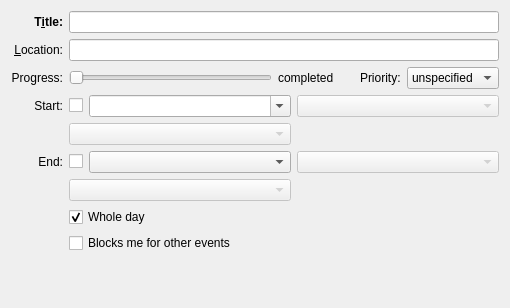
Qt form incidenceeditor-ng/eventortodomobile.ui (chusopr/kdepim-ktimetracker-akonadi) before a commit.
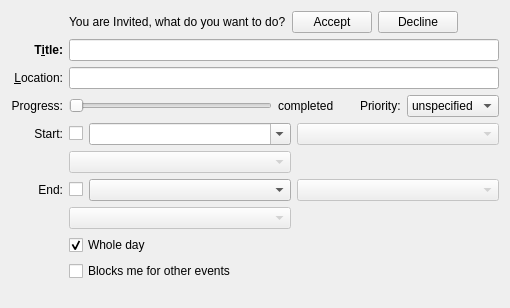
The same form after that commit. Custom widgets are drawn as their Qt base class.

Commit message:
Make Invitation Bar available in mobile UI
The accept/decline functionality seems to be broken in master
right now though, have to cross-check with other developers...

The edit to the form file:
```diff
--- a/incidenceeditor-ng/eventortodomobile.ui
+++ b/incidenceeditor-ng/eventortodomobile.ui
@@ -11,7 +11,56 @@
    </rect>
   </property>
   <layout class="QGridLayout" name="gridLayout">
-   <item row="0" column="0">
+   <item row="0" column="1" colspan="3">
+    <widget class="QWidget" name="mInvitationBar" native="true">
+     <layout class="QHBoxLayout" name="horizontalLayout_10">
+      <property name="margin">
+       <number>0</number>
+      </property>
+      <item>
+       <widget class="QLabel" name="label_7">
+        <property name="text">
+         <string comment="@info">You are Invited, what do you want to do?</string>
+        </property>
+       </widget>
+      </item>
+      <item>
+       <widget class="QPushButton" name="mAcceptInvitationButton">
+        <property name="toolTip">
+         <string comment="@info:tooltip">Accept the invitation</string>
+        </property>
+        <property name="whatsThis">
+         <string comment="@info:whatsthis">Click this button to accept the invitation.</string>
+        </property>
+        <property name="text">
+         <string comment="@action:button Accept an invitation">Accept</string>
+        </property>
+       </widget>
+      </item>
+      <item>
+       <widget class="QPushButton" name="mDeclineInvitationButton">
+        <property name="text">
+         <string comment="@action:button decline an invitation">Decline</string>
+        </property>
+       </widget>
+      </item>
+      <item>
+       <spacer name="horizontalSpacer_13">
+        <property name="orientation">
+         <enum>Qt::Horizontal</enum>
+        </property>
+        <property name="sizeHint" stdset="0">
+         <size>
+          <width>40</width>
+          <height>20</height>
+         </size>
+        </property>
+       </spacer>
+      </item>
+     </layout>
+    </widget>
+   </item>
+   <item row="1" column="0">
     <widget class="QLabel" name="label_3">
      <property name="sizePolicy">
       <sizepolicy hsizetype="Minimum" vsizetype="Preferred">
@@ -42,7 +91,7 @@
      </property>
     </widget>
    </item>
-   <item row="0" column="1" colspan="3">
+   <item row="1" column="1" colspan="3">
     <widget class="KLineEdit" name="mSummaryEdit">
      <property name="sizePolicy">
       <sizepolicy hsizetype="MinimumExpanding" vsizetype="Fixed">
@@ -64,7 +113,7 @@
      </property>
     </widget>
    </item>
-   <item row="1" column="0">
+   <item row="2" column="0">
     <widget class="QLabel" name="label_4">
      <property name="sizePolicy">
       <sizepolicy hsizetype="Minimum" vsizetype="Preferred">
@@ -83,7 +132,7 @@
      </property>
     </widget>
    </item>
-   <item row="1" column="1" colspan="3">
+   <item row="2" column="1" colspan="3">
     <widget class="KLineEdit" name="mLocationEdit">
      <property name="sizePolicy">
       <sizepolicy hsizetype="MinimumExpanding" vsizetype="Fixed">
@@ -105,7 +154,7 @@
      </property>
     </widget>
    </item>
-   <item row="3" column="0">
+   <item row="4" column="0">
     <widget class="QLabel" name="mStartLabel">
      <property name="sizePolicy">
       <sizepolicy hsizetype="Minimum" vsizetype="Preferred">
@@ -121,7 +170,7 @@
      </property>
     </widget>
    </item>
-   <item row="3" column="1">
+   <item row="4" column="1">
     <widget class="QCheckBox" name="mStartCheck">
      <property name="whatsThis">
       <string comment="@info:whatsthis">Sets the start date for this to-do</string>
@@ -131,7 +180,7 @@
      </property>
     </widget>
    </item>
-   <item row="4" column="1" colspan="2">
+   <item row="5" column="1" colspan="2">
     <widget class="IncidenceEditorNG::KTimeZoneComboBox" name="mTimeZoneComboStart">
      <property name="enabled">
       <bool>false</bool>
@@ -147,7 +196,7 @@
      </property>
     </widget>
    </item>
-   <item row="5" column="0">
+   <item row="6" column="0">
     <widget class="QLabel" name="mEndLabel">
      <property name="sizePolicy">
       <sizepolicy hsizetype="Minimum" vsizetype="Preferred">
@@ -163,7 +212,7 @@
      </property>
     </widget>
    </item>
-   <item row="5" column="1">
+   <item row="6" column="1">
     <widget class="QCheckBox" name="mEndCheck">
      <property name="whatsThis">
       <string comment="@info:whatsthis">Sets the due date for this to-do.</string>
@@ -173,7 +222,7 @@
      </property>
     </widget>
    </item>
-   <item row="6" column="1" colspan="2">
+   <item row="7" column="1" colspan="2">
     <widget class="IncidenceEditorNG::KTimeZoneComboBox" name="mTimeZoneComboEnd">
      <property name="enabled">
       <bool>false</bool>
@@ -189,7 +238,7 @@
      </property>
     </widget>
    </item>
-   <item row="7" column="1" colspan="3">
+   <item row="8" column="1" colspan="3">
     <widget class="QCheckBox" name="mWholeDayCheck">
      <property name="whatsThis">
       <string comment="@info:whatsthis">Set if this to-do's start and due dates have times associated with them.</string>
@@ -202,7 +251,7 @@
      </property>
     </widget>
    </item>
-   <item row="2" column="1" colspan="3">
+   <item row="3" column="1" colspan="3">
     <widget class="QWidget" name="mCompletionPriorityWidget" native="true">
      <property name="sizePolicy">
       <sizepolicy hsizetype="Minimum" vsizetype="Fixed">
@@ -320,7 +369,7 @@
      </layout>
     </widget>
    </item>
-   <item row="9" column="0" colspan="4">
+   <item row="10" column="0" colspan="4">
     <spacer name="verticalSpacer">
      <property name="orientation">
       <enum>Qt::Vertical</enum>
@@ -333,7 +382,7 @@
      </property>
     </spacer>
    </item>
-   <item row="2" column="0">
+   <item row="3" column="0">
     <widget class="QLabel" name="mTaskLabel">
      <property name="text">
       <string comment="@label Task specific line in the dialog containing progress and priority">Progress:</string>
@@ -343,14 +392,14 @@
      </property>
     </widget>
    </item>
-   <item row="8" column="1" colspan="3">
+   <item row="9" column="1" colspan="3">
     <widget class="QCheckBox" name="mFreeBusyCheck">
      <property name="text">
       <string comment="@option:check">Blocks me for other events</string>
      </property>
     </widget>
    </item>
-   <item row="3" column="2">
+   <item row="4" column="2">
     <widget class="KPIM::KDateEdit" name="mStartDateEdit">
      <property name="sizePolicy">
       <sizepolicy hsizetype="MinimumExpanding" vsizetype="Fixed">
@@ -381,7 +430,7 @@
      </property>
     </widget>
    </item>
-   <item row="3" column="3">
+   <item row="4" column="3">
     <widget class="KPIM::KTimeEdit" name="mStartTimeEdit">
      <property name="enabled">
       <bool>false</bool>
@@ -412,7 +461,7 @@
      </property>
     </widget>
    </item>
-   <item row="5" column="2">
+   <item row="6" column="2">
     <widget class="KPIM::KDateEdit" name="mEndDateEdit">
      <property name="sizePolicy">
       <sizepolicy hsizetype="MinimumExpanding" vsizetype="Fixed">
@@ -440,7 +489,7 @@
      </property>
     </widget>
    </item>
-   <item row="5" column="3">
+   <item row="6" column="3">
     <widget class="KPIM::KTimeEdit" name="mEndTimeEdit">
      <property name="enabled">
       <bool>false</bool>
```
The commit also changes 2 other files.
